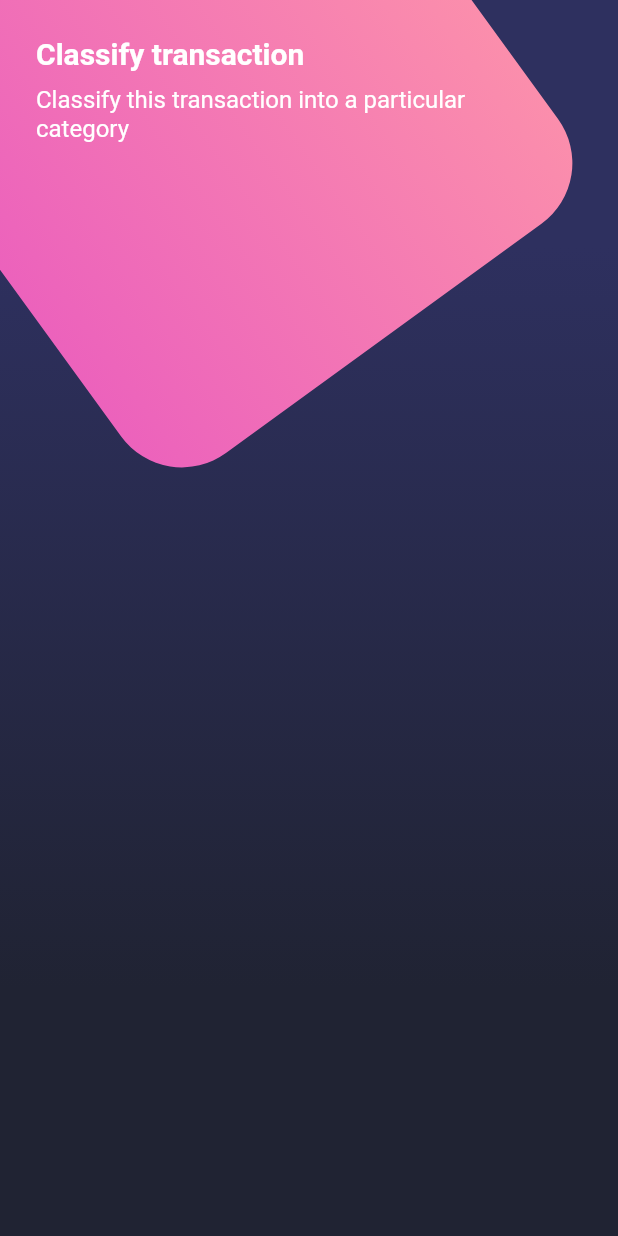
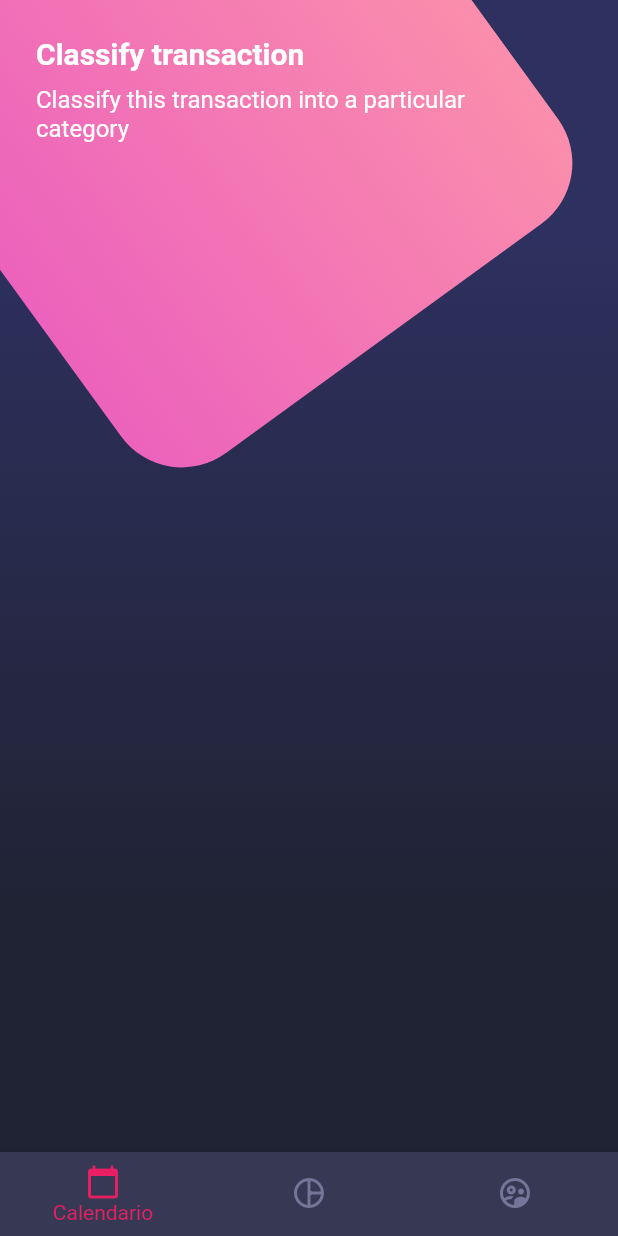
Before and after one commit to eltranseunteurbano/learning-flutter, a Flutter app: the HardScreen screen opened by its route, on a phone screen of 412 x 824 dp. Run offline on Flutter 3.47's test engine with Material 2 defaults, Android fonts, the phone set to English and light mode, and no system bars; our stand-ins replace card_swiper.

Commit message:
custom bottom navigation bar

```diff
--- a/designs/lib/screens/hard.dart
+++ b/designs/lib/screens/hard.dart
@@ -1,5 +1,6 @@
 import 'package:designs/widgets/hard/background.dart';
 import 'package:designs/widgets/hard/body.dart';
+import 'package:designs/widgets/hard/custom_bottom_navigation.dart';
 import 'package:flutter/material.dart';
 
 class HardScreen extends StatelessWidget {
@@ -7,6 +8,14 @@ class HardScreen extends StatelessWidget {
 
   @override
   Widget build(BuildContext context) {
-    return const Scaffold(body: Stack(children: [Background(), Body()]));
+    return const Scaffold(
+      body: Stack(
+        children: [
+          Background(),
+          Body()
+        ]
+      ),
+      bottomNavigationBar: CustomBottomNavigation(),
+    );
   }
 }
--- /dev/null
+++ b/designs/lib/widgets/hard/custom_bottom_navigation.dart
@@ -0,0 +1,28 @@
+import 'package:flutter/material.dart';
+
+class CustomBottomNavigation extends StatelessWidget {
+  const CustomBottomNavigation({super.key});
+
+  @override
+  Widget build(BuildContext context) {
+    return BottomNavigationBar(
+        showUnselectedLabels: false,
+        selectedItemColor: Colors.pink,
+        backgroundColor: const Color.fromRGBO(55, 57, 84, 1),
+        unselectedItemColor: const Color.fromRGBO(116, 117, 152, 1),
+        items: const [
+          BottomNavigationBarItem(
+            icon: Icon(Icons.calendar_today),
+            label: 'Calendario',
+          ),
+          BottomNavigationBarItem(
+            icon: Icon(Icons.pie_chart_outline_rounded),
+            label: 'Gráfica',
+          ),
+          BottomNavigationBarItem(
+            icon: Icon(Icons.supervised_user_circle_outlined),
+            label: 'Usuarios',
+          ),
+        ]);
+  }
+}
```
